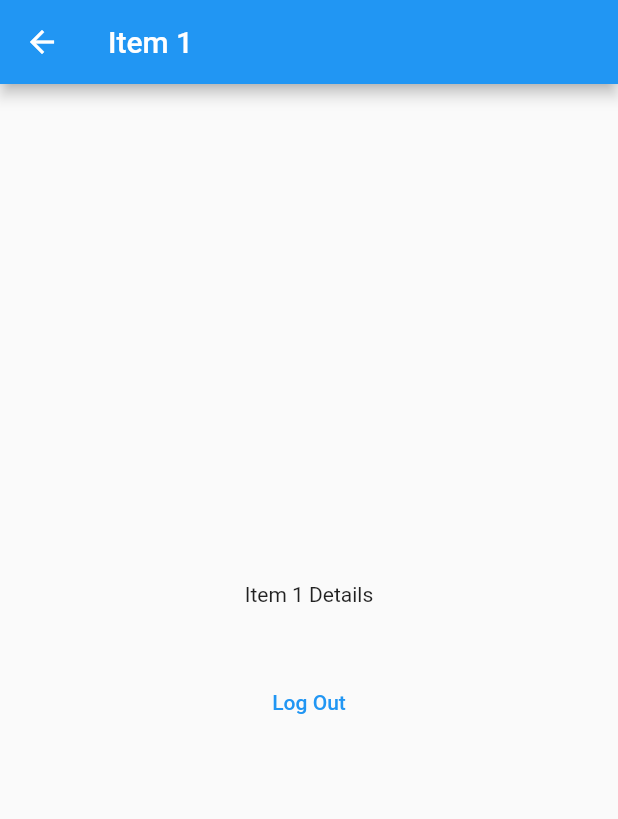
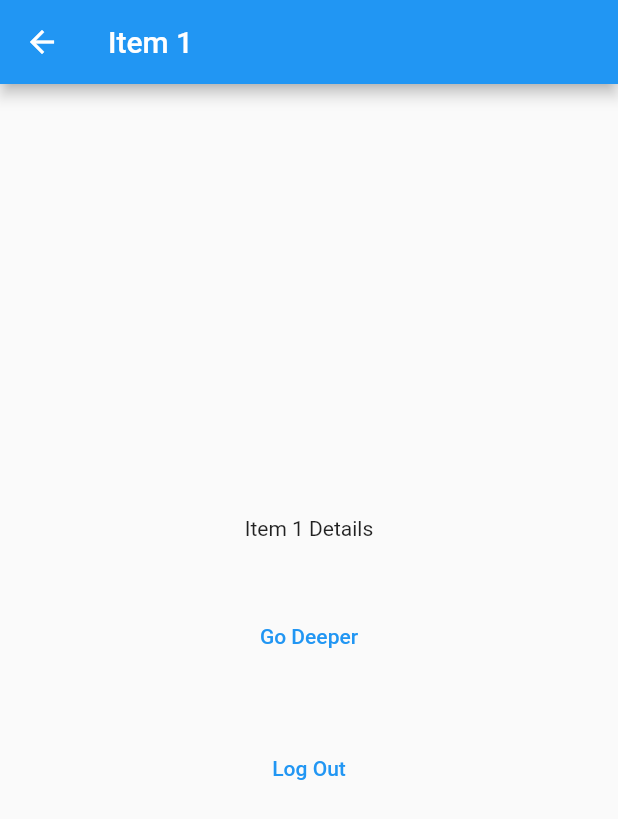
Before and after one commit to hiloliddinj/flutter_go_router_demo, a Flutter app: the ListScreen screen opened by its route, after a tap on "Item 1", on a phone screen of 412 x 824 dp. Shown: the top 819 px of the screen. Run offline on Flutter 3.47's test engine with Material 2 defaults, Android fonts, the phone set to English and light mode, and no system bars; our stand-ins replace go_router, shared_preferences; accounts and stored records are empty.

Commit message:
some changes added

```diff
--- a/lib/main.dart
+++ b/lib/main.dart
@@ -4,9 +4,10 @@ import 'package:flutter_go_router_demo/screens/home_screen.dart';
 import 'package:flutter_go_router_demo/screens/list_screen.dart';
 import 'package:flutter_go_router_demo/screens/details_screen.dart';
 import 'package:flutter_go_router_demo/screens/login_screen.dart';
+import 'package:flutter_go_router_demo/screens/other_screen.dart';
+import 'package:flutter_go_router_demo/screens/second_sub_screen.dart';
 import 'package:go_router/go_router.dart';
 import 'package:shared_preferences/shared_preferences.dart';
-
 import 'constants.dart';
 
 class LoginInfo extends ChangeNotifier {
@@ -27,23 +28,23 @@ Future<bool> getIsLoggedIn() async {
   return value;
 }
 
+MyItem _itemFrom(String id) {
+  return itemsList.where((item) => item.id.toString() == id).first;
+}
+
 Future<void> main() async {
   WidgetsFlutterBinding.ensureInitialized();
   loginInfo.isLoggedIn = await getIsLoggedIn();
-
-  MyItem _itemFrom(String id) {
-    return itemsList.where((item) => item.id.toString() == id).first;
-  }
 
   final _router = GoRouter(
     redirect: (state) {
       final loggedIn = loginInfo.isLoggedIn;
       final isLogging = state.location == '/${LoginScreen.name}';
 
-      //check just the subloc in case there are query parameteres
-      final goingToLogin = state.subloc == '/${LoginScreen.name}';
-      //the user is not logged in and not headed to /login, they need to login
-      if (!loggedIn && !goingToLogin) return '/${LoginScreen.name}?from=${state.subloc}';
+      // //check just the subloc in case there are query parameteres
+      // final goingToLogin = state.subloc == '/${LoginScreen.name}';
+      // //the user is not logged in and not headed to /login, they need to login
+      // if (!loggedIn && !goingToLogin) return '/${LoginScreen.name}?from=${state.subloc}';
 
       if (!loggedIn && !isLogging) return '/${LoginScreen.name}';
 
@@ -55,42 +56,39 @@ Future<void> main() async {
     debugLogDiagnostics: true,
     routes: [
       GoRoute(
+        name: LoginScreen.name,
+        path: '/${LoginScreen.name}',
+        builder: (context, state) => const LoginScreen(),
+      ),
+      GoRoute(
         name: HomeScreen.name,
         path: '/',
-        pageBuilder: (context, state) => MaterialPage(
-          key: state.pageKey,
-          child: const HomeScreen(),
-        ),
-      ),
-      GoRoute(
-        name: LoginScreen.name,
-        path: '/${LoginScreen.name}',
-        pageBuilder: (context, state) => MaterialPage(
-          key: state.pageKey,
-          child: const LoginScreen(),
-        ),
+        builder: (context, state) => const HomeScreen(),
       ),
       GoRoute(
         name: ListScreen.name,
         path: '/${ListScreen.name}',
-        pageBuilder: (context, state) => MaterialPage(
-          key: state.pageKey,
-          child: const ListScreen(),
-        ),
-
+        builder: (context, state) => const ListScreen(),
         routes: [
           GoRoute(
             name: DetailsScreen.name,
             path: ':id',
-            pageBuilder: (context, state) {
+            builder: (context, state) {
               final item = _itemFrom(state.params['id']!);
-              return MaterialPage(
-                key: state.pageKey,
-                child: DetailsScreen(myItem: item),
-              );
-            }
+              return DetailsScreen(myItem: item);
+            },
           ),
+          // GoRoute(
+          //   name: SecondSubScreen.name,
+          //   path: ':id',
+          //   builder: (context, state) => const SecondSubScreen(),
+          // ),
         ],
+      ),
+      GoRoute(
+        name: OtherScreen.name,
+        path: '/${OtherScreen.name}',
+        builder: (context, state) => const OtherScreen(),
       ),
     ],
     errorPageBuilder: (context, state) => MaterialPage(
--- a/lib/screens/details_screen.dart
+++ b/lib/screens/details_screen.dart
@@ -1,6 +1,8 @@
 import 'package:flutter/material.dart';
 import 'package:flutter_go_router_demo/main.dart';
 import 'package:flutter_go_router_demo/menu.dart';
+import 'package:flutter_go_router_demo/screens/other_screen.dart';
+import 'package:go_router/go_router.dart';
 import 'package:shared_preferences/shared_preferences.dart';
 
 import '../constants.dart';
@@ -17,7 +19,9 @@ class DetailsScreen extends StatelessWidget {
   @override
   Widget build(BuildContext context) {
     return Scaffold(
-      appBar: AppBar(title: Text(myItem.name),),
+      appBar: AppBar(
+        title: Text(myItem.name),
+      ),
       body: Center(
         child: Column(
           mainAxisAlignment: MainAxisAlignment.center,
@@ -25,11 +29,17 @@ class DetailsScreen extends StatelessWidget {
             Text(myItem.details),
             const SizedBox(height: 40),
             TextButton(
+              onPressed: () {
+                context.goNamed(OtherScreen.name);
+              },
+              child: const Text('Go Deeper'),
+            ),
+            const SizedBox(height: 40),
+            TextButton(
               onPressed: () async {
                 final prefs = await SharedPreferences.getInstance();
                 prefs.setBool(prefsIsLoggedIn, false);
                 loginInfo.isLoggedIn = false;
-
               },
               child: const Text('Log Out'),
             ),
--- a/lib/screens/list_screen.dart
+++ b/lib/screens/list_screen.dart
@@ -1,6 +1,5 @@
 import 'package:flutter/material.dart';
 import 'package:flutter_go_router_demo/screens/details_screen.dart';
-import 'package:flutter_go_router_demo/screens/home_screen.dart';
 import 'package:go_router/go_router.dart';
 import 'package:flutter_go_router_demo/menu.dart';
 
@@ -13,14 +12,12 @@ class ListScreen extends StatelessWidget {
     return Scaffold(
       appBar: AppBar(
         title: const Text(ListScreen.name),
-        // leading: IconButton(
-        //   onPressed: () {
-        //     context.goNamed(HomeScreen.name);
-        //   },
-        //   icon: const Icon(Icons.arrow_back_ios),
-        // ),
       ),
-      body: ListView.builder(
+      body: Column(
+        children: [
+          Expanded(
+            flex: 2,
+            child: ListView.builder(
               itemCount: itemsList.length,
               itemBuilder: (context, index) {
                 return ListTile(
@@ -37,6 +34,18 @@ class ListScreen extends StatelessWidget {
                 );
               },
             ),
+          ),
+          Expanded(
+            flex: 1,
+            child: TextButton(
+              onPressed: () {
+                //context.goNamed(SecondSubScreen.name);
+              },
+              child: const Text('Go Second Sub Screen'),
+            ),
+          ),
+        ],
+      ),
     );
   }
 }
```
Also changed, not shown: lib/screens/home_screen.dart (+8 -0 lines), lib/screens/other_screen.dart (added, +27 -0 lines), lib/screens/second_sub_screen.dart (added, +16 -0 lines), 1 other file. Lines whose indentation alone changed are shown as unchanged.
